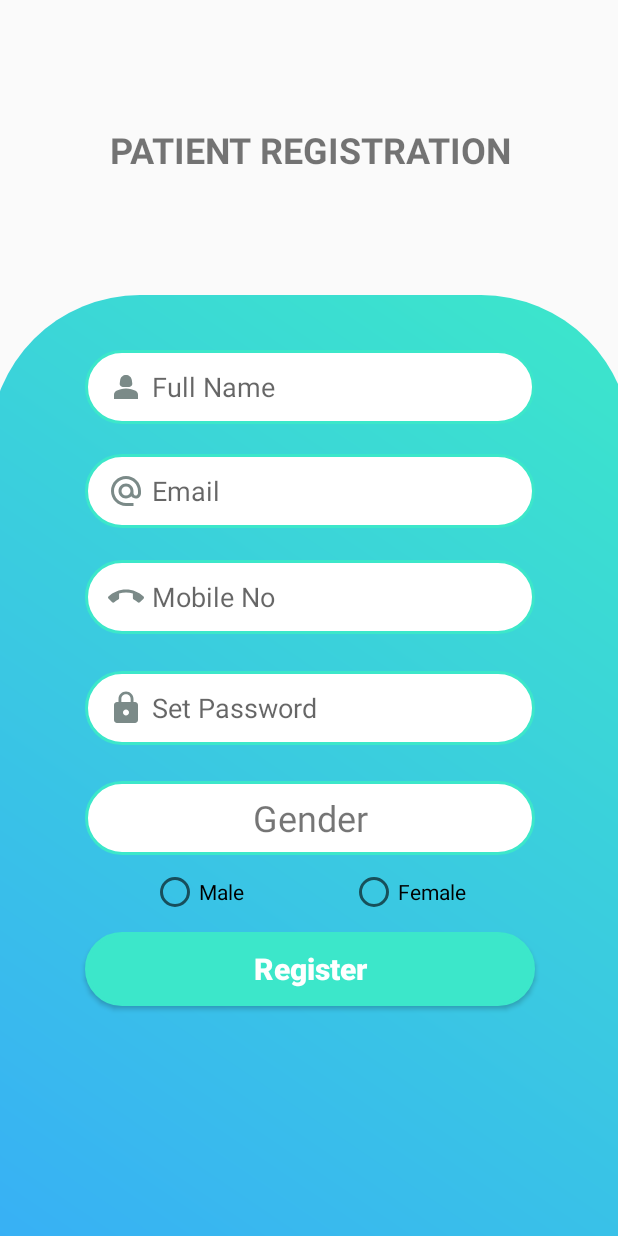
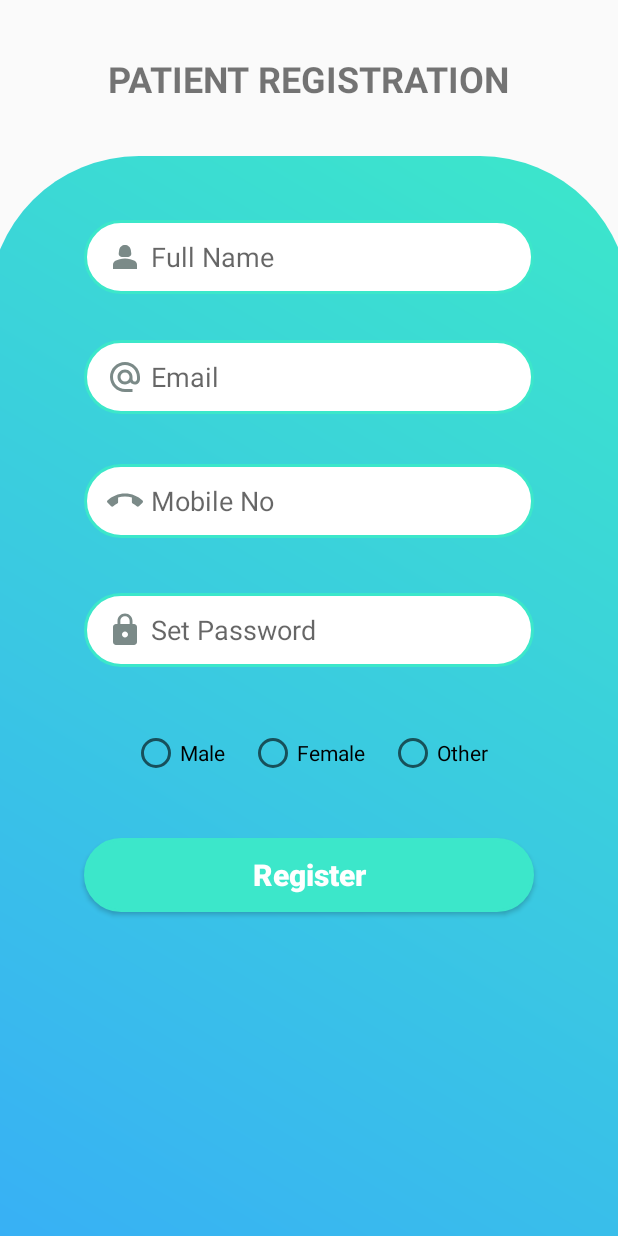
Before and after one commit to sarfaraz22shaikh/MedicareStudios, an Android app: the patient_registration screen opened directly, with no data from a screen before it, after a tap on "Register", on a phone screen of 412 x 824 dp. Run offline under Robolectric (Android 15) with nearby library versions, the phone set to English and light mode, and no system bars; our stand-ins replace CircleImageView, Firebase (no records; nobody signed in at launch, a user with empty details on screens opened directly).

Commit message:
storing registration data to realtime database

```diff
--- /dev/null
+++ b/app/src/main/java/com/developer/opdmanager/Patient.java
@@ -0,0 +1,5 @@
+package com.developer.opdmanager;
+
+public class Patient {
+
+}
--- a/app/src/main/java/com/developer/opdmanager/doctor_info_card.java
+++ b/app/src/main/java/com/developer/opdmanager/doctor_info_card.java
@@ -36,7 +36,7 @@ public class doctor_info_card extends AppCompatActivity {
         book_appointment.setOnClickListener(new View.OnClickListener() {
             @Override
             public void onClick(View v) {
-                Intent intent = new Intent(doctor_info_card.this,BookingActivity.class);
+                Intent intent = new Intent(doctor_info_card.this , BookingActivity.class);
                 startActivity(intent);
             }
         });
--- a/app/src/main/java/com/developer/opdmanager/doctor_registration.java
+++ b/app/src/main/java/com/developer/opdmanager/doctor_registration.java
@@ -28,8 +28,8 @@ public class doctor_registration extends AppCompatActivity {
         setContentView(R.layout.patient_registration);
 
         // Linking XML fields to Java code
-        emailField = findViewById(R.id.button6); // Email field
-        passwordField = findViewById(R.id.button10); // Password field
+        emailField = findViewById(R.id.emailInput); // Email field
+        passwordField = findViewById(R.id.passwordInput); // Password field
         registerButton = findViewById(R.id.register); // Register button
 
         // FirebaseAuth instance
--- a/app/src/main/java/com/developer/opdmanager/patient_registration.java
+++ b/app/src/main/java/com/developer/opdmanager/patient_registration.java
@@ -1,23 +1,33 @@
 package com.developer.opdmanager;
 
 import android.annotation.SuppressLint;
+import android.content.Intent;
 import android.os.Bundle;
+import android.util.Log;
+import android.util.Patterns;
 import android.widget.Button;
 import android.widget.EditText;
 import android.widget.RadioButton;
-import android.widget.TextView;
+import android.widget.RadioGroup;
 import android.widget.Toast;
 
 import androidx.appcompat.app.AppCompatActivity;
 
 import com.google.firebase.auth.FirebaseAuth;
-import com.google.firebase.auth.FirebaseUser;
+import com.google.firebase.database.DatabaseReference;
+import com.google.firebase.database.FirebaseDatabase;
+
+import java.util.HashMap;
 
 public class patient_registration extends AppCompatActivity {
 
-    private FirebaseAuth db;
-    private EditText emailField, passwordField;
+    private static final String TAG = "PatientRegistration";
+
+    private EditText fullname, emailInput, passwordInput, phonenumber;
     private Button registerButton;
+    private RadioGroup genderGroup;
+    private FirebaseAuth mAuth;
+    private DatabaseReference databaseReference;
 
     @SuppressLint("SetTextI18n")
     @Override
@@ -25,55 +35,124 @@ public class patient_registration extends AppCompatActivity {
         super.onCreate(savedInstanceState);
         setContentView(R.layout.patient_registration);
 
-        // Linking XML fields to Java code
-        emailField = findViewById(R.id.button6); // Email field
-        passwordField = findViewById(R.id.button10); // Password field
-        registerButton = findViewById(R.id.register); // Register button
+        // Initialize UI elements
+        initializeViews();
 
-        // FirebaseAuth instance
-        db = FirebaseAuth.getInstance();
+        // Initialize Firebase Authentication and Database Reference
+        initializeFirebase();
 
-        // RadioButton logic for gender selection
-        RadioButton checkboxMale = findViewById(R.id.checkbox_male);
-        RadioButton checkboxFemale = findViewById(R.id.checkbox_female);
-        TextView gender_view = findViewById(R.id.gender_view);
+        // Set up the register button click event
+        setupRegisterButton();
+    }
 
-        checkboxMale.setOnCheckedChangeListener((buttonView, isChecked) -> {
-            if (isChecked) {
-                checkboxFemale.setChecked(false);
-                gender_view.setText("Male");
-            }
-        });
+    // Initialize UI components
+    private void initializeViews() {
+        fullname = findViewById(R.id.fullname);
+        phonenumber = findViewById(R.id.phonenumber);
+        emailInput = findViewById(R.id.emailInput);
+        passwordInput = findViewById(R.id.passwordInput);
+        registerButton = findViewById(R.id.register);
+        genderGroup = findViewById(R.id.gender_group);
+    }
 
-        checkboxFemale.setOnCheckedChangeListener((buttonView, isChecked) -> {
-            if (isChecked) {
-                checkboxMale.setChecked(false);
-                gender_view.setText("Female");
-            }
-        });
+    // Initialize Firebase
+    private void initializeFirebase() {
+        mAuth = FirebaseAuth.getInstance();
+        FirebaseDatabase database = FirebaseDatabase.getInstance("https://opd-manager-f48cd-default-rtdb.asia-southeast1.firebasedatabase.app");
+        databaseReference = database.getReference("Patients");
+    }
 
-        // Register button click listener
+    // Handle register button click event
+    private void setupRegisterButton() {
         registerButton.setOnClickListener(v -> {
-            String email = emailField.getText().toString().trim();
-            String password = passwordField.getText().toString().trim();
+            String name = fullname.getText().toString().trim();
+            String phonenum = phonenumber.getText().toString().trim();
+            String email = emailInput.getText().toString().trim();
+            String password = passwordInput.getText().toString().trim();
 
-            if (!email.isEmpty() && !password.isEmpty()) {
-                // Create new user with email and password
-                db.createUserWithEmailAndPassword(email, password)
-                        .addOnCompleteListener(this, task -> {
-                            if (task.isSuccessful()) {
-                                // Registration successful
-                                FirebaseUser user = db.getCurrentUser();
-                                Toast.makeText(patient_registration.this, "Registration Successful!", Toast.LENGTH_SHORT).show();
-                            } else {
-                                // Registration failed
-                                Toast.makeText(patient_registration.this, "Registration Failed: " + task.getException().getMessage(), Toast.LENGTH_LONG).show();
-                            }
-                        });
-            } else {
-                // Show error if fields are empty
-                Toast.makeText(patient_registration.this, "Please fill all fields", Toast.LENGTH_SHORT).show();
+            // Get the selected gender
+            String gender = getSelectedGender();
+
+            // Validate user inputs
+            if (validateInputs(name, phonenum, email, password, gender)) {
+                registerUser(name, phonenum, email, password, gender);
             }
         });
     }
+
+    // Validate inputs before registration
+    private boolean validateInputs(String name, String phonenum, String email, String password, String gender) {
+        if (name.isEmpty() || phonenum.isEmpty() || email.isEmpty() || password.isEmpty() || gender.isEmpty()) {
+            Toast.makeText(this, "Please fill all fields", Toast.LENGTH_SHORT).show();
+            return false;
+        }
+
+        if (!Patterns.EMAIL_ADDRESS.matcher(email).matches()) {
+            Toast.makeText(this, "Invalid email address", Toast.LENGTH_SHORT).show();
+            return false;
+        }
+
+        if (password.length() < 6) {
+            Toast.makeText(this, "Password must be at least 6 characters", Toast.LENGTH_SHORT).show();
+            return false;
+        }
+
+        return true;
+    }
+
+    // Get selected gender from RadioGroup
+    private String getSelectedGender() {
+        int selectedId = genderGroup.getCheckedRadioButtonId();
+        RadioButton selectedGenderButton = findViewById(selectedId);
+        return selectedGenderButton != null ? selectedGenderButton.getText().toString() : "";
+    }
+
+    // Register user in Firebase Authentication and save data in Realtime Database
+    private void registerUser(String name, String phoneNumber, String email, String password, String gender) {
+        mAuth.createUserWithEmailAndPassword(email, password)
+                .addOnCompleteListener(task -> {
+                    if (task.isSuccessful()) {
+                        String userId = mAuth.getCurrentUser().getUid(); // Get the unique Firebase UID
+                        saveUserData(userId, name, phoneNumber, email, gender); // Save data to Firebase
+                    } else {
+                        handleRegistrationError(task.getException());
+                    }
+                });
+    }
+
+    // Save user data to Firebase Realtime Database
+    private void saveUserData(String userId, String name, String phoneNumber, String email, String gender) {
+        HashMap<String, Object> userMap = new HashMap<>();
+        userMap.put("name", name);
+        userMap.put("email", email);
+        userMap.put("phoneNumber", phoneNumber);
+        userMap.put("gender", gender);  // Add gender data to user data
+
+        databaseReference.child(userId).setValue(userMap)
+                .addOnSuccessListener(unused -> {
+                    Log.d(TAG, "User data saved successfully");
+                    Toast.makeText(this, "Registration Successful!", Toast.LENGTH_SHORT).show();
+                    navigateToLogin(); // Navigate to login activity
+                })
+                .addOnFailureListener(this::handleDatabaseError);
+    }
+
+    // Handle registration errors
+    private void handleRegistrationError(Exception exception) {
+        Log.e(TAG, "Registration Failed", exception);
+        Toast.makeText(this, "Registration Failed: " + exception.getMessage(), Toast.LENGTH_SHORT).show();
+    }
+
+    // Handle database save errors
+    private void handleDatabaseError(Exception exception) {
+        Log.e(TAG, "Database Save Failed", exception);
+        Toast.makeText(this, "Failed to save data: " + exception.getMessage(), Toast.LENGTH_SHORT).show();
+    }
+
+    // Navigate to login screen after successful registration
+    private void navigateToLogin() {
+        Intent intent = new Intent(this, patient_login.class);
+        startActivity(intent);
+        finish();
+    }
 }
--- a/app/src/main/res/layout/patient_registration.xml
+++ b/app/src/main/res/layout/patient_registration.xml
@@ -3,24 +3,22 @@
     xmlns:app="http://schemas.android.com/apk/res-auto"
     xmlns:tools="http://schemas.android.com/tools"
     android:layout_width="match_parent"
-    android:layout_height="match_parent"
-    >
+    android:layout_height="match_parent">
 
 
     <androidx.constraintlayout.widget.ConstraintLayout
         android:id="@+id/constraintLayout"
         android:layout_width="427dp"
-        android:layout_height="627dp"
-
+        android:layout_height="0dp"
         android:background="@drawable/bg_design_doc"
         app:layout_constraintBottom_toBottomOf="parent"
         app:layout_constraintEnd_toEndOf="parent"
         app:layout_constraintStart_toStartOf="parent"
-        app:layout_constraintTop_toTopOf="parent"
+        app:layout_constraintTop_toBottomOf="@+id/textView2"
         app:layout_constraintVertical_bias="1.0">
 
         <EditText
-            android:id="@+id/button"
+            android:id="@+id/fullname"
             android:layout_width="300dp"
             android:layout_height="49dp"
             android:background="@drawable/button_border"
@@ -42,7 +40,7 @@
             app:layout_constraintVertical_bias="0.064" />
 
         <EditText
-            android:id="@+id/button6"
+            android:id="@+id/emailInput"
             android:layout_width="300dp"
             android:layout_height="49dp"
             android:background="@drawable/button_border"
@@ -65,7 +63,7 @@
 
 
         <EditText
-            android:id="@+id/button9"
+            android:id="@+id/phonenumber"
             android:layout_width="300dp"
             android:layout_height="49dp"
             android:background="@drawable/button_border"
@@ -88,7 +86,7 @@
 
 
         <EditText
-            android:id="@+id/button10"
+            android:id="@+id/passwordInput"
             android:layout_width="300dp"
             android:layout_height="49dp"
             android:background="@drawable/button_border"
@@ -126,46 +124,44 @@
             app:layout_constraintHorizontal_bias="0.496"
             app:layout_constraintStart_toStartOf="parent"
             app:layout_constraintTop_toTopOf="parent"
-            app:layout_constraintVertical_bias="0.735" />
+            app:layout_constraintVertical_bias="0.678" />
 
-        <RadioButton
-            android:id="@+id/checkbox_male"
+        <RadioGroup
+            android:id="@+id/gender_group"
             android:layout_width="wrap_content"
             android:layout_height="wrap_content"
-            android:text="Male"
-            app:layout_constraintBottom_toBottomOf="parent"
-            app:layout_constraintEnd_toStartOf="@+id/checkbox_female"
-            app:layout_constraintHorizontal_bias="0.604"
-            app:layout_constraintStart_toStartOf="parent"
-            app:layout_constraintTop_toTopOf="parent"
-            app:layout_constraintVertical_bias="0.642" />
-
-        <RadioButton
-            android:id="@+id/checkbox_female"
-            android:layout_width="wrap_content"
-            android:layout_height="wrap_content"
-            android:text="Female"
+            android:orientation="horizontal"
             app:layout_constraintBottom_toBottomOf="parent"
             app:layout_constraintEnd_toEndOf="parent"
-            app:layout_constraintHorizontal_bias="0.686"
             app:layout_constraintStart_toStartOf="parent"
-            app:layout_constraintTop_toTopOf="parent"
-            app:layout_constraintVertical_bias="0.642" />
+            app:layout_constraintTop_toBottomOf="@+id/passwordInput"
+            app:layout_constraintVertical_bias="0.1">
 
-        <TextView
-            android:id="@+id/gender_view"
-            android:layout_width="300dp"
-            android:layout_height="49dp"
-            android:background="@drawable/button_border"
-            android:gravity="center"
-            android:text="Gender"
-            android:textSize="24dp"
-            app:layout_constraintBottom_toBottomOf="parent"
-            app:layout_constraintEnd_toEndOf="parent"
-            app:layout_constraintHorizontal_bias="0.496"
-            app:layout_constraintStart_toStartOf="parent"
-            app:layout_constraintTop_toTopOf="parent"
-            app:layout_constraintVertical_bias="0.56" />
+            <RadioButton
+                android:id="@+id/radio_male"
+                android:layout_width="wrap_content"
+                android:layout_height="wrap_content"
+                android:minHeight="48dp"
+                android:text="Male"
+                android:layout_marginEnd="16dp"/>
+
+            <RadioButton
+                android:id="@+id/radio_female"
+                android:layout_width="wrap_content"
+                android:layout_height="wrap_content"
+                android:minHeight="48dp"
+                android:text="Female"
+                android:layout_marginEnd="16dp"/>
+
+            <RadioButton
+                android:id="@+id/radio_other"
+                android:layout_width="wrap_content"
+                android:layout_height="wrap_content"
+                android:minHeight="48dp"
+                android:text="Other"/>
+
+        </RadioGroup>
+
 
     </androidx.constraintlayout.widget.ConstraintLayout>
 
@@ -174,15 +170,13 @@
         android:layout_width="wrap_content"
         android:layout_height="wrap_content"
         android:layout_marginTop="16dp"
+        android:layout_marginBottom="15dp"
         android:padding="20dp"
         android:text="PATIENT REGISTRATION"
         android:textSize="24sp"
         android:textStyle="bold"
         app:layout_constraintBottom_toTopOf="@+id/constraintLayout"
         app:layout_constraintEnd_toEndOf="parent"
-        app:layout_constraintHorizontal_bias="0.512"
         app:layout_constraintStart_toStartOf="parent"
-        app:layout_constraintTop_toTopOf="parent"
-        app:layout_constraintVertical_bias="0.441" />
-
+        app:layout_constraintTop_toTopOf="parent" />
 </androidx.constraintlayout.widget.ConstraintLayout>
--- a/build.gradle.kts
+++ b/build.gradle.kts
@@ -1,5 +1,6 @@
 // Top-level build file where you can add configuration options common to all sub-projects/modules.
 plugins {
-    id("com.android.application") version "8.1.1" apply false
+    id("com.android.application") version "8.6.0" apply false
     id("com.google.gms.google-services") version "4.4.2" apply false
+
 }
```
Also changed, not shown: app/build.gradle.kts (+16 -5 lines), app/src/main/res/layout/doctor_registration.xml (+5 -4 lines), gradle/wrapper/gradle-wrapper.properties, 1 other file.
